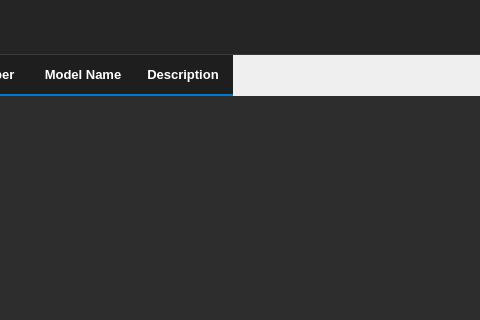
First picture: the form in desktop/ui_designer/model_popup.ui, repository Arean82/llm_chat_app, before the edit; both pictures show x 288 to 768 and y 0 to 320 of the 900 by 650 pixel window.
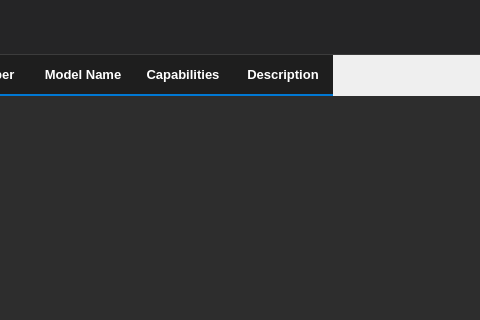
Second picture: the form after the edit.

The edit to the form file:
```diff
--- a/desktop/ui_designer/model_popup.ui
+++ b/desktop/ui_designer/model_popup.ui
@@ -134,6 +134,11 @@
        <string>Model Name</string>
       </property>
      </column>
+     <column>
+      <property name="text">
+       <string>Capabilities</string>
+      </property>
+     </column>
      <column>
       <property name="text">
        <string>Description</string>
```
Left out of the diff: 15 changed lines with no effect on the pictures.
